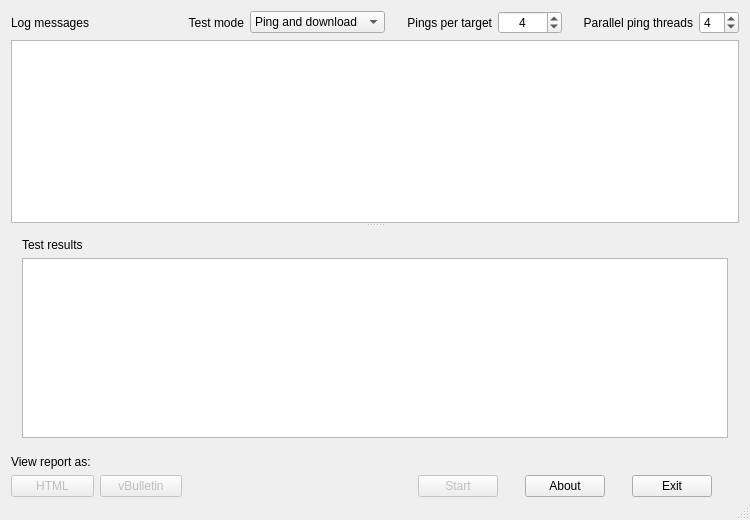
Qt form mainwindow.ui (AlexGidarakos/QSpeedTest) before a commit.
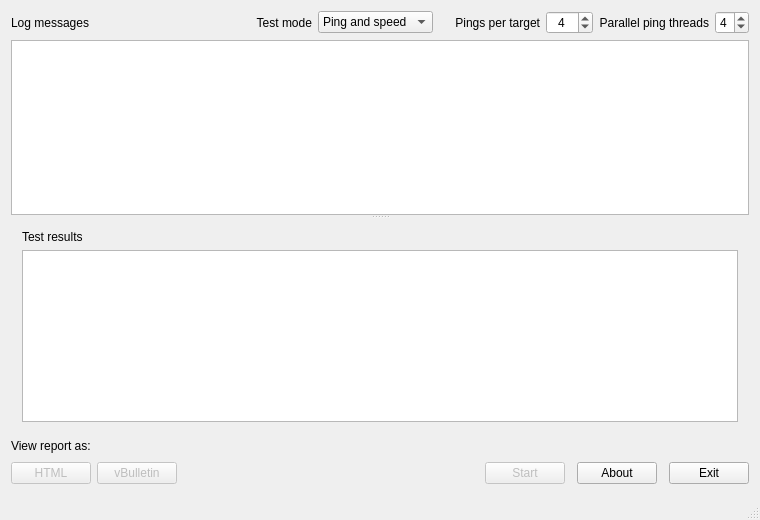
The same form after that commit.

Commit message: revision 31 - 20100701                                              |     * QSpeedTest: Too many calls to processEvents() in the FileHost |       class' "updateBytes" slot could potentially lead to crashes,  |       so this statement was removed                                 |

The edit to the form file:
```diff
--- a/mainwindow.ui
+++ b/mainwindow.ui
@@ -6,7 +6,7 @@
    <rect>
     <x>0</x>
     <y>0</y>
-    <width>750</width>
+    <width>760</width>
     <height>520</height>
    </rect>
   </property>
@@ -15,9 +15,6 @@
   </property>
   <widget class="QWidget" name="centralWidget">
    <layout class="QGridLayout" name="gridLayout">
-    <property name="bottomMargin">
-     <number>1</number>
-    </property>
     <item row="0" column="0">
      <widget class="QLabel" name="labelLogMessages">
       <property name="text">
@@ -25,7 +22,22 @@
       </property>
      </widget>
     </item>
-    <item row="0" column="1">
+    <item row="0" column="1" colspan="2">
+     <spacer name="horizontalSpacer">
+      <property name="orientation">
+       <enum>Qt::Horizontal</enum>
+      </property>
+      <property name="sizeHint" stdset="0">
+       <size>
+        <width>178</width>
+        <height>20</height>
+       </size>
+      </property>
+     </spacer>
+    </item>
+    <item row="0" column="3" colspan="2">
+     <layout class="QHBoxLayout" name="horizontalLayout_6">
+      <item>
      <layout class="QHBoxLayout" name="horizontalLayout_5">
       <property name="leftMargin">
        <number>0</number>
@@ -52,7 +64,7 @@
         </property>
         <item>
          <property name="text">
-          <string>Ping and download</string>
+            <string>Ping and speed</string>
          </property>
         </item>
         <item>
@@ -69,7 +81,7 @@
       </item>
      </layout>
     </item>
-    <item row="0" column="2">
+      <item>
      <layout class="QHBoxLayout" name="horizontalLayout_3">
       <property name="leftMargin">
        <number>15</number>
@@ -102,18 +114,11 @@
           <verstretch>0</verstretch>
          </sizepolicy>
         </property>
-        <property name="focusPolicy">
-         <enum>Qt::WheelFocus</enum>
-        </property>
-        <property name="contextMenuPolicy">
-         <enum>Qt::NoContextMenu</enum>
-        </property>
-        <property name="toolTip">
-         <string>Select how many times QSpeedTest will &quot;ping&quot; each target host.
-
-Please note that, while a bigger value will provide more
-accurate results, it will also mean increased times for test
-completion.</string>
+          <property name="maximumSize">
+           <size>
+            <width>60</width>
+            <height>16777215</height>
+           </size>
         </property>
         <property name="alignment">
          <set>Qt::AlignCenter</set>
@@ -137,13 +142,13 @@
       </item>
      </layout>
     </item>
-    <item row="0" column="3">
+      <item>
      <layout class="QHBoxLayout" name="horizontalLayout_2">
       <property name="spacing">
        <number>6</number>
       </property>
       <property name="leftMargin">
-       <number>15</number>
+         <number>0</number>
       </property>
       <property name="rightMargin">
        <number>0</number>
@@ -167,12 +172,11 @@
       </item>
       <item>
        <widget class="QSpinBox" name="spinBoxParallelThreads">
-        <property name="toolTip">
-         <string>If 1, QSpeedTest will ping all the target hosts sequentially.
-
-If &gt;1, QSpeedTest will create and use multiple threads that
-work in parallel, each one pinging a different host from the
-target list.</string>
+          <property name="maximumSize">
+           <size>
+            <width>60</width>
+            <height>16777215</height>
+           </size>
         </property>
         <property name="minimum">
          <number>1</number>
@@ -187,7 +191,9 @@
       </item>
      </layout>
     </item>
-    <item row="1" column="0" colspan="4">
+     </layout>
+    </item>
+    <item row="1" column="0" colspan="5">
      <widget class="QSplitter" name="splitter">
       <property name="orientation">
        <enum>Qt::Vertical</enum>
@@ -269,7 +275,7 @@
       </property>
      </widget>
     </item>
-    <item row="3" column="0">
+    <item row="3" column="0" colspan="2">
      <layout class="QHBoxLayout" name="horizontalLayout_4">
       <item>
        <widget class="QPushButton" name="pushButtonHtmlCode">
@@ -303,9 +309,22 @@
      </layout>
     </item>
     <item row="3" column="2" colspan="2">
+     <spacer name="horizontalSpacer_2">
+      <property name="orientation">
+       <enum>Qt::Horizontal</enum>
+      </property>
+      <property name="sizeHint" stdset="0">
+       <size>
+        <width>308</width>
+        <height>28</height>
+       </size>
+      </property>
+     </spacer>
+    </item>
+    <item row="3" column="4">
      <layout class="QHBoxLayout" name="horizontalLayout">
       <property name="spacing">
-       <number>0</number>
+       <number>12</number>
       </property>
       <item>
        <widget class="QPushButton" name="pushButtonStartStop">
```
Left out of the diff: 35 changed lines with no effect on the pictures. Lines whose indentation alone changed are shown as unchanged. The commit also changes 7 other files.
